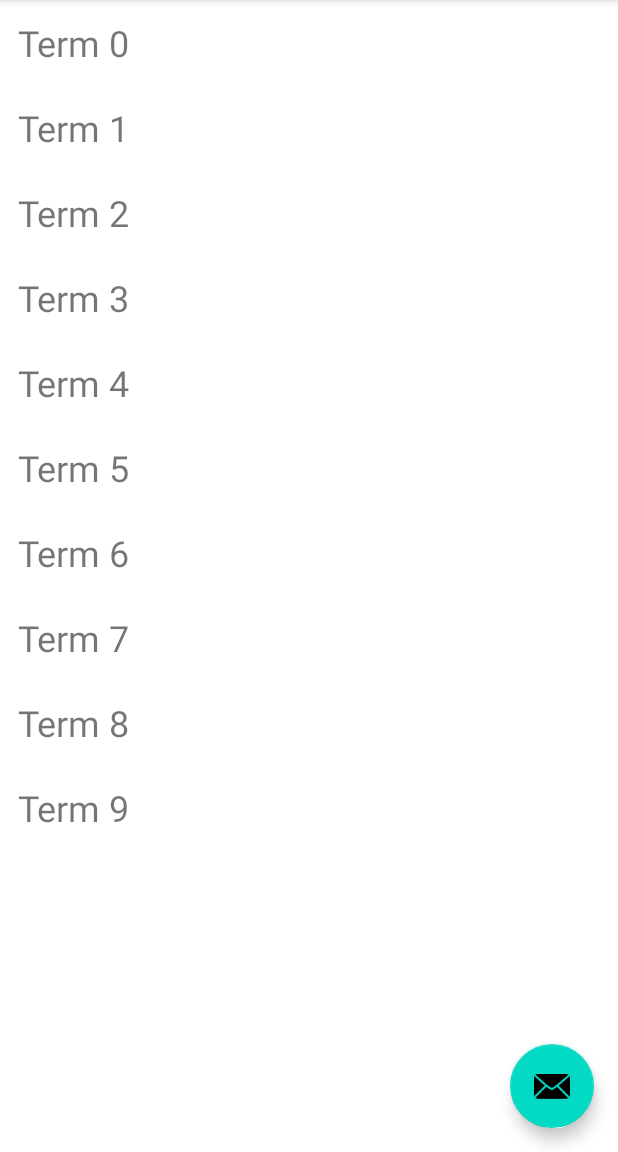
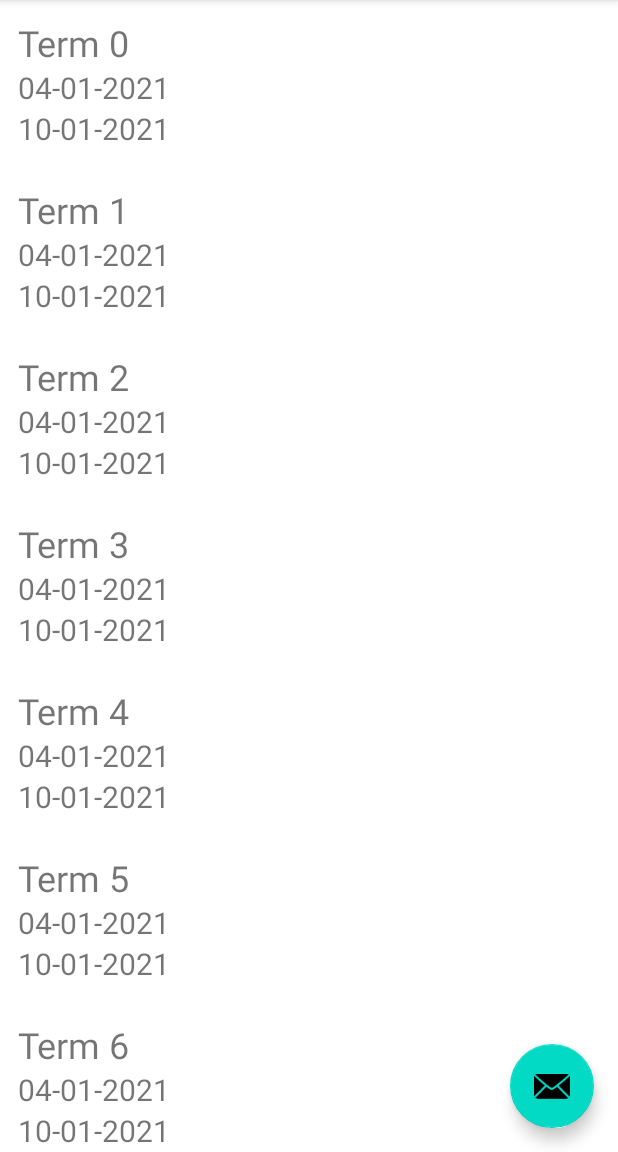
Before and after one commit to jacobbeatty/CourseTracker, an Android app: the screen it shows after launch (MainActivity), on a phone screen of 412 x 824 dp, the part 84-1236 px from its top. Run offline under Robolectric (Android 15) with nearby library versions, the phone set to English and light mode, and no system bars; our stand-ins replace Room's generated code.

Commit message:
added more term list code

```diff
--- a/app/src/main/java/com/jacobbeatty/coursetracker/CreateTerm.java
+++ b/app/src/main/java/com/jacobbeatty/coursetracker/CreateTerm.java
@@ -31,6 +31,8 @@ public class CreateTerm extends AppCompatActivity {
         termStart = findViewById(R.id.term_start);
         termEnd = findViewById(R.id.term_end);
         button = findViewById(R.id.button);
+        int startMonth = termStart.getMonth();
+        int startYear = termStart.getYear();
 
 
         button.setOnClickListener(new View.OnClickListener() {
@@ -38,8 +40,7 @@ public class CreateTerm extends AppCompatActivity {
             public void onClick(View view) {
                 // TODO: 5/7/2021 Save to database
 
-                int startMonth = termStart.getMonth();
-                int startYear = termStart.getYear();
+
 
                 Log.d(TAG, "onClick: termName: " + termName.getText().toString());
                 Log.d(TAG, "onClick: startMonth: " + startMonth);
--- a/app/src/main/java/com/jacobbeatty/coursetracker/MainActivity.java
+++ b/app/src/main/java/com/jacobbeatty/coursetracker/MainActivity.java
@@ -20,7 +20,7 @@ public class MainActivity extends AppCompatActivity {
     RecyclerView recyclerView;
     RecyclerView.Adapter adapter;
     FloatingActionButton fab;
-    ArrayList<String> terms;
+    ArrayList<Term> terms;
     private static final String TAG = "MainActivity";
 
     @Override
@@ -34,7 +34,8 @@ public class MainActivity extends AppCompatActivity {
         terms = new ArrayList<>();
 
         for (int i = 0; i < 10 ; i++) {
-            terms.add("Term " + i);
+            Term term = new Term("Term " + i,"04-01-2021","10-01-2021");
+            terms.add(term);
             Log.d(TAG, "i is incremented to " + i);
         }
         recyclerView.setLayoutManager(new LinearLayoutManager(this));
--- /dev/null
+++ b/app/src/main/java/com/jacobbeatty/coursetracker/Term.java
@@ -0,0 +1,53 @@
+package com.jacobbeatty.coursetracker;
+
+import androidx.room.Entity;
+import androidx.room.PrimaryKey;
+
+public class Term {
+
+
+    public Term(String termName, String termStart, String termEnd) {
+        this.termName = termName;
+        this.termStart = termStart;
+        this.termEnd = termEnd;
+    }
+    private int id;
+    private String termStart;
+    private String termEnd;
+    private String termName;
+
+    public int getId() {
+        return id;
+    }
+
+    public void setId(int id) {
+        this.id = id;
+    }
+
+    public String getTermName() {
+        return termName;
+    }
+
+    public void setTermName(String termName) {
+        this.termName = termName;
+    }
+
+    public String getTermStart() {
+        return termStart;
+    }
+
+    public void setTermStart(String termStart) {
+        this.termStart = termStart;
+    }
+
+    public String getTermEnd() {
+        return termEnd;
+    }
+
+    public void setTermEnd(String termEnd) {
+        this.termEnd = termEnd;
+    }
+
+
+
+}
--- a/app/src/main/java/com/jacobbeatty/coursetracker/TermAdapter.java
+++ b/app/src/main/java/com/jacobbeatty/coursetracker/TermAdapter.java
@@ -11,9 +11,9 @@ import androidx.recyclerview.widget.RecyclerView;
 import java.util.ArrayList;
 
 public class TermAdapter extends RecyclerView.Adapter<TermAdapter.ViewHolder> {
-    ArrayList<String> terms;
+    ArrayList<Term> terms;
 
-    public TermAdapter(ArrayList<String> terms) {
+    public TermAdapter(ArrayList<Term> terms) {
         this.terms = terms;
     }
 
@@ -25,7 +25,10 @@ public class TermAdapter extends RecyclerView.Adapter<TermAdapter.ViewHolder> {
 
     @Override
     public void onBindViewHolder(TermAdapter.ViewHolder holder, int position) {
-        holder.termName.setText(terms.get(position));
+        holder.termName.setText(terms.get(position).getTermName());
+        holder.termStart.setText(terms.get(position).getTermStart());
+        holder.termEnd.setText(terms.get(position).getTermEnd());
+
     }
 
     @Override
@@ -35,9 +38,14 @@ public class TermAdapter extends RecyclerView.Adapter<TermAdapter.ViewHolder> {
 
     public class ViewHolder extends RecyclerView.ViewHolder{
         public TextView termName;
+        public TextView termStart;
+        public TextView termEnd;
         public ViewHolder(View itemView) {
             super(itemView);
             termName = itemView.findViewById(R.id.term_name);
+            termStart = itemView.findViewById(R.id.term_start);
+            termEnd = itemView.findViewById(R.id.term_end);
+
         }
     }
 }
--- a/app/src/main/res/layout/term_row.xml
+++ b/app/src/main/res/layout/term_row.xml
@@ -11,4 +11,16 @@
         android:layout_width="match_parent"
         android:layout_height="wrap_content"/>
 
+    <TextView
+        android:id="@+id/term_start"
+        android:textSize="20sp"
+        android:layout_width="match_parent"
+        android:layout_height="wrap_content"/>
+
+    <TextView
+        android:id="@+id/term_end"
+        android:textSize="20sp"
+        android:layout_width="match_parent"
+        android:layout_height="wrap_content"/>
+
 </LinearLayout>
```
